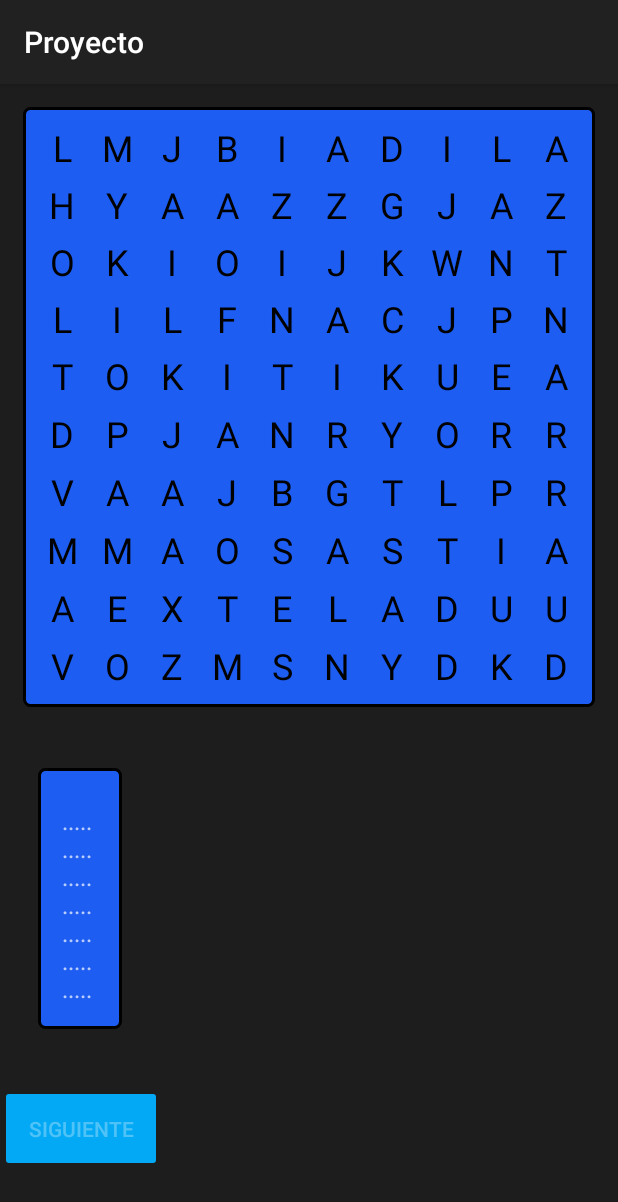
After one commit to guillearana/AppBakioPrueba, an Android app built with Jetpack Compose: the SopaDeLetrasActivity screen opened directly, with no data from a screen before it, on a phone screen of 412 x 824 dp. The commit adds this screen. Shown: the top 1202 px of the screen. Run offline under Robolectric (Android 15) with nearby library versions, the phone set to English and light mode, and no system bars.

Commit message:
sopa de letras practicamente sin diseño

```diff
--- a/app/src/main/AndroidManifest.xml
+++ b/app/src/main/AndroidManifest.xml
@@ -23,6 +23,7 @@
                 <category android:name="android.intent.category.LAUNCHER" />
             </intent-filter>
         </activity>
+        <activity android:name=".SopaDeLetrasActivity" />
     </application>
 
 </manifest>
--- /dev/null
+++ b/app/src/main/java/es/guillearana/proyecto/SopaDeLetrasActivity.kt
@@ -0,0 +1,265 @@
+package es.guillearana.proyecto
+
+import android.graphics.Color
+import android.os.Bundle
+import android.widget.GridLayout
+import android.widget.TextView
+import androidx.appcompat.app.AppCompatActivity
+import android.content.Intent
+import android.view.Gravity
+import android.widget.Button
+import kotlin.math.abs
+import kotlin.random.Random
+
+class SopaDeLetrasActivity : AppCompatActivity() {
+
+    private lateinit var buttonNext: Button
+    private var lastSelectedRow: Int? = null
+    private var lastSelectedCol: Int? = null
+    private val foundLetterIndices = mutableSetOf<Int>()
+    private val foundWords = mutableSetOf<String>()
+    private val gridSize = 10
+
+    // Lista de palabras que se deben encontrar
+    private val words = listOf("LANPER", "UDALETXEA", "BAKIO", "DOLOZA", "ITSASOA", "ARRANTZA", "JAIAK")
+    private val wordsToClues = mutableMapOf(
+        "LANPER" to "..... ",
+        "UDALETXEA" to "..... ",
+        "BAKIO" to "..... ",
+        "DOLOZA" to "..... ",
+        "ITSASOA" to "..... ",
+        "ARRANTZA" to "..... ",
+        "JAIAK" to "..... "
+    )
+    private lateinit var gridLayout: GridLayout
+
+
+    private var gridEnabled = true
+    private lateinit var textViewClues: TextView
+    private var selectedWord = StringBuilder()
+    private lateinit var wordSearchLetters: Array<Array<Char>>
+
+    override fun onCreate(savedInstanceState: Bundle?) {
+        super.onCreate(savedInstanceState)
+        setContentView(R.layout.activity_sopa_de_letras)
+
+        // Inicializa gridLayout
+        gridLayout = findViewById(R.id.grid_sopa_de_letras)
+
+        // Generar sopa de letras aleatoria
+        wordSearchLetters = generateRandomWordSearch()
+
+        // Configura la sopa de letras
+        setupWordSearchGrid()
+        textViewClues = findViewById(R.id.textViewClues)
+        updateCluesDisplay()
+
+        buttonNext = findViewById(R.id.button_next) // Asegúrate de inicializar buttonNext
+        buttonNext.setOnClickListener {
+            // Cambiar a la siguiente actividad
+            val intent = Intent(this, MainActivity::class.java)
+            startActivity(intent)
+            finish()
+        }
+    }
+
+
+    private fun checkWord() {
+        val currentWord = selectedWord.toString()
+
+        if (currentWord in words && currentWord !in foundWords) {
+            foundWords.add(currentWord)
+            addFoundWordIndices(currentWord) // Agrega los índices de las letras de la palabra encontrada
+            selectedWord.clear()
+            updateCluesDisplay()
+
+            if (foundWords.size == words.size) {
+                buttonNext.isEnabled = true
+            }
+        }
+    }
+
+    private fun updateCluesDisplay() {
+        val cluesText = wordsToClues.entries.joinToString("\n") { (word, clue) ->
+            if (word in foundWords) word else clue
+        }
+        textViewClues.text = cluesText
+    }
+
+    private fun showCompletionMessage() {
+        val dialog = android.app.AlertDialog.Builder(this)
+            .setTitle("¡Felicidades!")
+            .setMessage("Has encontrado todas las palabras.")
+            .setPositiveButton("OK") { _, _ ->
+                // Acción tras el mensaje (opcional)
+            }
+            .create()
+        dialog.show()
+    }
+
+
+    // Generar una sopa de letras aleatoria con las palabras dadas
+    private fun generateRandomWordSearch(): Array<Array<Char>> {
+        val grid = Array(gridSize) { Array(gridSize) { ' ' } }
+
+        for (word in words) {
+            var placed = false
+            while (!placed) {
+                val startRow = Random.nextInt(gridSize)
+                val startCol = Random.nextInt(gridSize)
+                val direction = Random.nextInt(8)
+
+                placed = placeWordInGrid(grid, word, startRow, startCol, direction)
+            }
+        }
+
+        // Rellenar los espacios vacíos con letras aleatorias
+        for (i in 0 until gridSize) {
+            for (j in 0 until gridSize) {
+                if (grid[i][j] == ' ') {
+                    grid[i][j] = ('A'..'Z').random()
+                }
+            }
+        }
+
+        return grid
+    }
+
+    // Intentar colocar una palabra en la sopa de letras
+    private fun placeWordInGrid(grid: Array<Array<Char>>, word: String, startRow: Int, startCol: Int, direction: Int): Boolean {
+        val rowDirection = arrayOf(-1, -1, 0, 1, 1, 1, 0, -1)
+        val colDirection = arrayOf(0, 1, 1, 1, 0, -1, -1, -1)
+
+        var row = startRow
+        var col = startCol
+
+        // Verificar si la palabra cabe en la dirección dada
+        for (char in word) {
+            if (row !in 0 until gridSize || col !in 0 until gridSize || (grid[row][col] != ' ' && grid[row][col] != char)) {
+                return false
+            }
+            row += rowDirection[direction]
+            col += colDirection[direction]
+        }
+
+        // Colocar la palabra en la dirección dada
+        row = startRow
+        col = startCol
+        for (char in word) {
+            grid[row][col] = char
+            row += rowDirection[direction]
+            col += colDirection[direction]
+        }
+
+        return true
+    }
+
+    // Configurar la rejilla de la sopa de letras
+    private fun setupWordSearchGrid() {
+        val rows = wordSearchLetters.size
+        val cols = wordSearchLetters[0].size
+
+        for (i in 0 until rows) {
+            for (j in 0 until cols) {
+                val textView = TextView(this)
+                textView.layoutParams = GridLayout.LayoutParams(
+                    GridLayout.spec(i, 1f),
+                    GridLayout.spec(j, 1f)
+                ).apply {
+                    width = 0
+                    height = GridLayout.LayoutParams.WRAP_CONTENT
+                    setMargins(4, 4, 4, 4)
+                }
+                textView.gravity = Gravity.CENTER
+                textView.textSize = 24f
+                textView.setTextColor(Color.BLACK) // Establece el color del texto a negro
+                textView.text = wordSearchLetters[i][j].toString()
+                textView.isClickable = true
+                textView.isFocusable = true
+
+                textView.setOnClickListener {
+                    handleLetterClick(i, j)
+                }
+                gridLayout.addView(textView)
+            }
+        }
+    }
+
+
+    // Manejar la selección de letras
+    private fun handleLetterClick(row: Int, col: Int) {
+        val linearIndex = row * gridSize + col
+        val textView = gridLayout.getChildAt(linearIndex) as TextView
+
+        // Permitir selección sin importar si la letra ya se usó en palabras anteriores
+        if (lastSelectedRow == null || isAdjacent(row, col, lastSelectedRow!!, lastSelectedCol!!)) {
+            // Si no hay selección previa o la letra es adyacente a la última seleccionada
+            if (textView.isSelected) {
+                // Desmarcar la selección actual si ya está seleccionada
+                textView.isSelected = false
+                textView.setBackgroundColor(Color.TRANSPARENT)
+                selectedWord.deleteCharAt(selectedWord.length - 1)
+            } else {
+                // Seleccionar la nueva letra
+                textView.isSelected = true
+                textView.setBackgroundColor(Color.YELLOW)
+                selectedWord.append(textView.text)
+                lastSelectedRow = row
+                lastSelectedCol = col
+            }
+        } else {
+            // Reiniciar la selección si la letra no es adyacente
+            resetSelection()
+            handleLetterClick(row, col) // Intenta seleccionar de nuevo
+        }
+
+        checkWord()
+    }
+
+
+    private fun addFoundWordIndices(word: String) {
+        for (i in wordSearchLetters.indices) {
+            for (j in 0 until wordSearchLetters[i].size - word.length + 1) {
+                var found = true
+                for (k in word.indices) {
+                    if (wordSearchLetters[i][j + k] != word[k]) {
+                        found = false
+                        break
+                    }
+                }
+
+                if (found) {
+                    // Simplemente registra los índices como encontrados (sin deshabilitar las letras)
+                    for (k in word.indices) {
+                        val linearIndex = i * 10 + j + k
+                        foundLetterIndices.add(linearIndex)
+                    }
+                    return
+                }
+            }
+        }
+    }
+
+
+    // Verificar si una letra es adyacente a otra
+    private fun isAdjacent(row: Int, col: Int, lastRow: Int, lastCol: Int): Boolean {
+        return abs(row - lastRow) <= 1 && abs(col - lastCol) <= 1
+    }
+
+    // Reiniciar la selección de letras
+    private fun resetSelection(resetColors: Boolean = true) {
+        for (i in 0 until gridLayout.childCount) {
+            val textView = gridLayout.getChildAt(i) as TextView
+            if (resetColors) {
+                textView.setBackgroundColor(Color.TRANSPARENT)
+            }
+            textView.isSelected = false
+        }
+        selectedWord.setLength(0)
+        lastSelectedRow = null
+        lastSelectedCol = null
+    }
+
+
+
+}
--- /dev/null
+++ b/app/src/main/res/drawable/borders.xml
@@ -0,0 +1,6 @@
+<?xml version="1.0" encoding="utf-8"?>
+<shape xmlns:android="http://schemas.android.com/apk/res/android">
+    <solid android:color="#1D5DF2"/> <!-- Fondo gris claro -->
+    <stroke android:width="2dp" android:color="#000000"/> <!-- Borde negro -->
+    <corners android:radius="4dp"/> <!-- Esquinas redondeadas, opcional -->
+</shape>
--- /dev/null
+++ b/app/src/main/res/layout/activity_sopa_de_letras.xml
@@ -0,0 +1,54 @@
+<?xml version="1.0" encoding="utf-8"?>
+<RelativeLayout xmlns:android="http://schemas.android.com/apk/res/android"
+    android:orientation="vertical"
+    android:layout_width="match_parent"
+    android:layout_height="match_parent">
+
+    <!-- View para oscurecer el fondo -->
+    <View
+        android:layout_width="match_parent"
+        android:layout_height="match_parent"
+        android:background="#66000000"/>
+
+    <GridLayout
+        android:id="@+id/grid_sopa_de_letras"
+        android:layout_width="match_parent"
+        android:layout_height="400dp"
+        android:layout_margin="15dp"
+        android:alignmentMode="alignMargins"
+        android:background="@drawable/borders"
+        android:columnCount="10"
+        android:padding="8dp"
+        android:rowCount="10"></GridLayout>
+
+    <LinearLayout
+        android:layout_width="wrap_content"
+        android:layout_height="wrap_content"
+        android:background="@drawable/borders"
+        android:layout_margin="25dp"
+        android:layout_below="@id/grid_sopa_de_letras"
+        android:id="@+id/txtAyuda">
+
+        <TextView
+            android:id="@+id/textViewClues"
+            android:layout_width="match_parent"
+            android:layout_height="wrap_content"
+            android:padding="16dp"
+            android:textSize="16sp"
+            android:layout_marginTop="8dp" />
+    </LinearLayout>
+
+    <Button
+        android:id="@+id/button_next"
+        android:layout_width="108dp"
+        android:layout_height="58dp"
+        android:layout_row="1"
+        android:layout_column="1"
+        android:layout_below="@id/txtAyuda"
+        android:layout_marginTop="12dp"
+        android:backgroundTint="#03A9F4"
+        android:enabled="false"
+        android:text="Siguiente" />
+
+
+</RelativeLayout>
```
Also changed, not shown: app/src/main/java/es/guillearana/proyecto/MainActivity.kt (+9 -0 lines).
